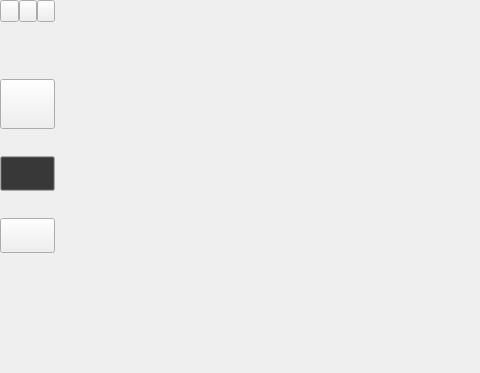
ASUJY/WeLink, file ui_components/forms/mainwindow.ui: the form before one commit; both pictures show x 0 to 480 and y 0 to 373 of the 700 by 500 pixel window.
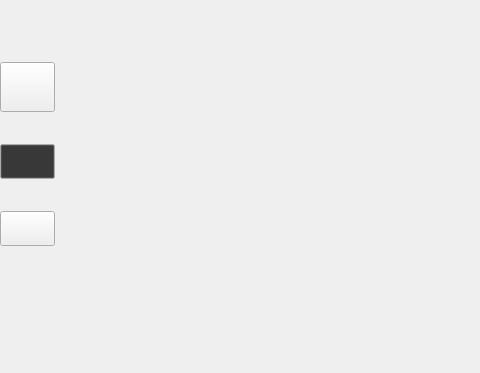
The form after the commit. Icons and pictures are not drawn.

Commit message: feat:主界面由自定义关闭按钮，最小化按钮，最大化按钮改为使用QMainWindow自带标题栏

```diff
--- a/ui_components/forms/mainwindow.ui
+++ b/ui_components/forms/mainwindow.ui
@@ -92,48 +92,6 @@
        <property name="bottomMargin">
         <number>0</number>
        </property>
-       <item>
-        <widget class="QWidget" name="winTitleWidget" native="true">
-         <layout class="QHBoxLayout" name="horizontalLayout">
-          <property name="spacing">
-           <number>0</number>
-          </property>
-          <property name="leftMargin">
-           <number>0</number>
-          </property>
-          <property name="topMargin">
-           <number>0</number>
-          </property>
-          <property name="rightMargin">
-           <number>0</number>
-          </property>
-          <property name="bottomMargin">
-           <number>0</number>
-          </property>
-          <item>
-           <widget class="QPushButton" name="btnMWinClose">
-            <property name="text">
-             <string/>
-            </property>
-           </widget>
-          </item>
-          <item>
-           <widget class="QPushButton" name="btnMWinMin">
-            <property name="text">
-             <string/>
-            </property>
-           </widget>
-          </item>
-          <item>
-           <widget class="QPushButton" name="btnMWinMax">
-            <property name="text">
-             <string/>
-            </property>
-           </widget>
-          </item>
-         </layout>
-        </widget>
-       </item>
        <item>
         <widget class="QWidget" name="chatMenuWidget" native="true">
          <property name="sizePolicy">
```
The commit also changes 3 other files.
